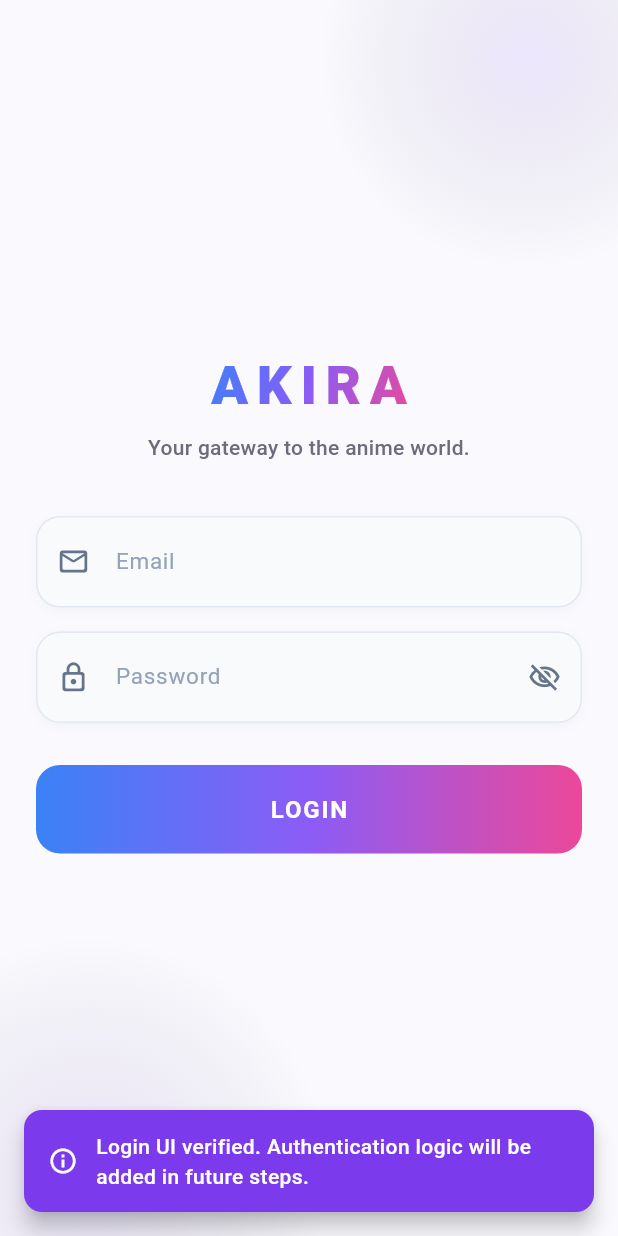
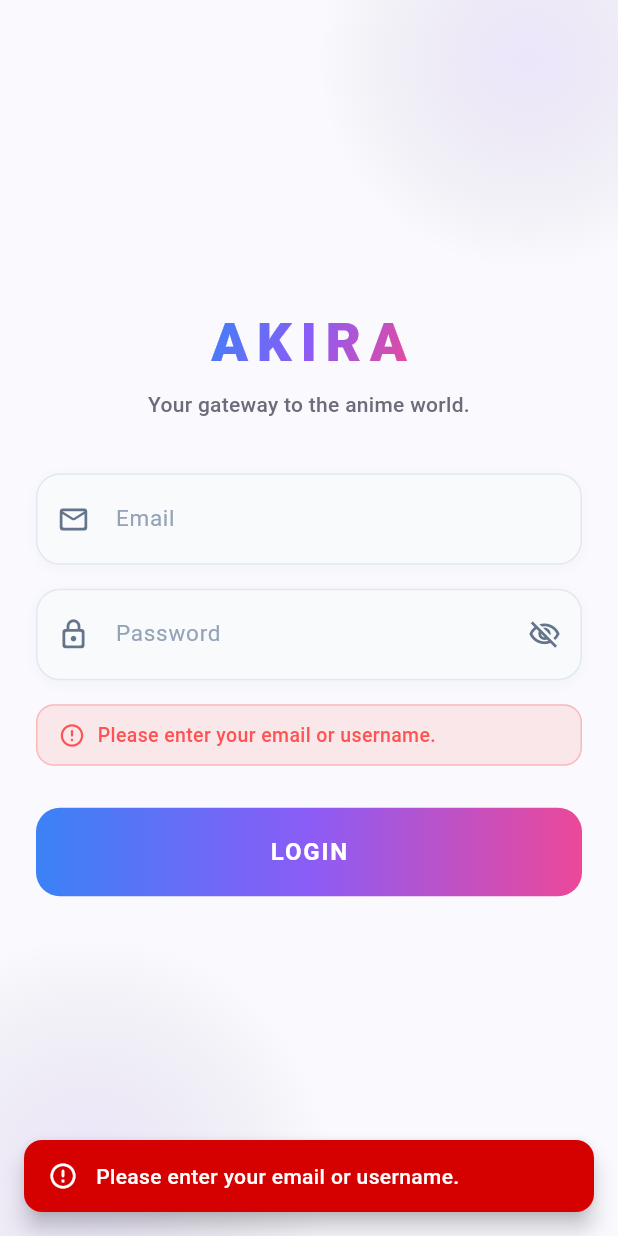
Before and after one commit to TorqueReborn/Akira, a Flutter app: the screen it shows after launch, after a tap on "LOGIN", on a phone screen of 412 x 824 dp. Run offline on Flutter 3.47's test engine with Material 3 defaults, Android fonts, the phone set to English and light mode, and no system bars; our stand-ins replace shared_preferences, webview_flutter.

Commit message:
Wire up LoginScreen with Cloudflare Turnstile authentication and main routing

```diff
--- a/lib/features/auth/screens/login_screen.dart
+++ b/lib/features/auth/screens/login_screen.dart
@@ -4,8 +4,12 @@ import '../../../theme/app_colors.dart';
 import '../../../widgets/akira_branding.dart';
 import '../../../widgets/akira_button.dart';
 import '../../../widgets/akira_input_field.dart';
+import '../../home/screens/home_screen.dart';
+import '../services/auth_repository.dart';
+import '../services/token_manager.dart';
+import '../widgets/cloudflare_verification_dialog.dart';
 
-/// Akira Login Screen - Step 1 UI Implementation.
+/// Akira Login Screen with Cloudflare Turnstile token integration and login execution.
 class LoginScreen extends StatefulWidget {
   const LoginScreen({super.key});
 
@@ -16,6 +20,8 @@ class LoginScreen extends StatefulWidget {
 class _LoginScreenState extends State<LoginScreen> {
   final TextEditingController _emailController = TextEditingController();
   final TextEditingController _passwordController = TextEditingController();
+  bool _isLoading = false;
+  String? _errorMessage;
 
   @override
   void dispose() {
@@ -24,30 +30,114 @@ class _LoginScreenState extends State<LoginScreen> {
     super.dispose();
   }
 
-  void _handleLogin() {
-    // Visual button press feedback (No auth logic implemented per Step 1 specs)
+  void _showError(String message) {
+    setState(() {
+      _errorMessage = message;
+      _isLoading = false;
+    });
     ScaffoldMessenger.of(context).clearSnackBars();
     ScaffoldMessenger.of(context).showSnackBar(
       SnackBar(
-        content: const Row(
+        content: Row(
           children: [
-            Icon(Icons.info_outline, color: Colors.white, size: 20),
-            SizedBox(width: 12),
+            const Icon(Icons.error_outline_rounded, color: Colors.white, size: 20),
+            const SizedBox(width: 12),
             Expanded(
               child: Text(
-                'Login UI verified. Authentication logic will be added in future steps.',
-                style: TextStyle(fontWeight: FontWeight.w500),
+                message,
+                style: const TextStyle(fontWeight: FontWeight.w500),
               ),
             ),
           ],
         ),
-        backgroundColor: AppColors.primary,
+        backgroundColor: Colors.redAccent.shade700,
         behavior: SnackBarBehavior.floating,
         shape: RoundedRectangleBorder(borderRadius: BorderRadius.circular(12)),
         margin: const EdgeInsets.all(16),
-        duration: const Duration(seconds: 2),
+        duration: const Duration(seconds: 4),
       ),
     );
+  }
+
+  void _handleLoginClicked() {
+    final email = _emailController.text.trim();
+    final password = _passwordController.text;
+
+    if (email.isEmpty) {
+      _showError('Please enter your email or username.');
+      return;
+    }
+    if (password.isEmpty) {
+      _showError('Please enter your password.');
+      return;
+    }
+
+    setState(() {
+      _errorMessage = null;
+    });
+
+    // Open Cloudflare verification dialog to acquire token
+    showDialog(
+      context: context,
+      barrierDismissible: false,
+      builder: (dialogCtx) => CloudflareVerificationDialog(
+        onTokenExtracted: (token) {
+          Navigator.of(dialogCtx).pop();
+          _performLogin(token);
+        },
+        onDismiss: () {
+          Navigator.of(dialogCtx).pop();
+        },
+      ),
+    );
+  }
+
+  Future<void> _performLogin(String turnstileToken) async {
+    final email = _emailController.text.trim();
+    final password = _passwordController.text;
+
+    setState(() {
+      _isLoading = true;
+      _errorMessage = null;
+    });
+
+    try {
+      final authResult = await AuthRepository.authenticate(
+        usernameOrEmail: email,
+        rawPassword: password,
+        recaptchCode: turnstileToken,
+      );
+
+      final detectedEmail = email.contains('@') ? email : authResult.email;
+
+      await TokenManager.saveAuthData(
+        accessToken: authResult.accessToken,
+        refreshToken: authResult.refreshToken,
+        sessionId: authResult.sessionId,
+        username: authResult.username,
+        displayName: authResult.displayName,
+        picture: authResult.picture,
+        userId: authResult.userId,
+        email: detectedEmail,
+        isEmailVerified: authResult.isEmailVerified,
+      );
+
+      if (!mounted) return;
+
+      Navigator.of(context).pushReplacement(
+        MaterialPageRoute(builder: (_) => const HomeScreen()),
+      );
+    } catch (e) {
+      if (!mounted) return;
+      final rawMsg = e.toString().replaceFirst('Exception: ', '');
+      _showError(rawMsg);
+    } finally {
+      if (mounted) {
+        setState(() {
+          _isLoading = false;
+        });
+      }
+    }
   }
 
   @override
@@ -56,7 +146,7 @@ class _LoginScreenState extends State<LoginScreen> {
       backgroundColor: AppColors.background,
       body: Stack(
         children: [
-          // Background Light Ambient Glows (Solo Leveling inspired light mode aura)
+          // Background Light Ambient Glows
           Positioned(
             top: -100,
             right: -80,
@@ -125,10 +215,51 @@ class _LoginScreenState extends State<LoginScreen> {
                         keyboardType: TextInputType.visiblePassword,
                       ),
 
+                      if (_errorMessage != null) ...[
+                        const SizedBox(height: 16),
+                        Container(
+                          padding: const EdgeInsets.symmetric(
+                            horizontal: 14,
+                            vertical: 10,
+                          ),
+                          decoration: BoxDecoration(
+                            color: Colors.red.withAlpha(25),
+                            borderRadius: BorderRadius.circular(12),
+                            border: Border.all(
+                              color: Colors.redAccent.withAlpha(80),
+                            ),
+                          ),
+                          child: Row(
+                            children: [
+                              const Icon(
+                                Icons.error_outline_rounded,
+                                color: Colors.redAccent,
+                                size: 18,
+                              ),
+                              const SizedBox(width: 8),
+                              Expanded(
+                                child: Text(
+                                  _errorMessage!,
+                                  style: const TextStyle(
+                                    color: Colors.redAccent,
+                                    fontSize: 13,
+                                    fontWeight: FontWeight.w500,
+                                  ),
+                                ),
+                              ),
+                            ],
+                          ),
+                        ),
+                      ],
+
                       const SizedBox(height: 28),
 
                       // Login Button
-                      AkiraButton(text: 'LOGIN', onPressed: _handleLogin),
+                      AkiraButton(
+                        text: 'LOGIN',
+                        isLoading: _isLoading,
+                        onPressed: _handleLoginClicked,
+                      ),
 
                       const SizedBox(height: 24),
                     ],
--- a/lib/main.dart
+++ b/lib/main.dart
@@ -1,10 +1,13 @@
 import 'package:flutter/material.dart';
 
 import 'features/auth/screens/login_screen.dart';
+import 'features/auth/services/token_manager.dart';
+import 'features/home/screens/home_screen.dart';
 import 'theme/app_theme.dart';
 
-void main() {
+Future<void> main() async {
   WidgetsFlutterBinding.ensureInitialized();
+  await TokenManager.init();
   runApp(const AkiraApp());
 }
 
@@ -13,12 +16,13 @@ class AkiraApp extends StatelessWidget {
 
   @override
   Widget build(BuildContext context) {
+    final isLoggedIn = TokenManager.isLoggedIn();
+
     return MaterialApp(
-
       title: 'Akira',
       debugShowCheckedModeBanner: false,
       theme: AppTheme.lightTheme,
-      home: const LoginScreen(),
+      home: isLoggedIn ? const HomeScreen() : const LoginScreen(),
     );
   }
 }
```
